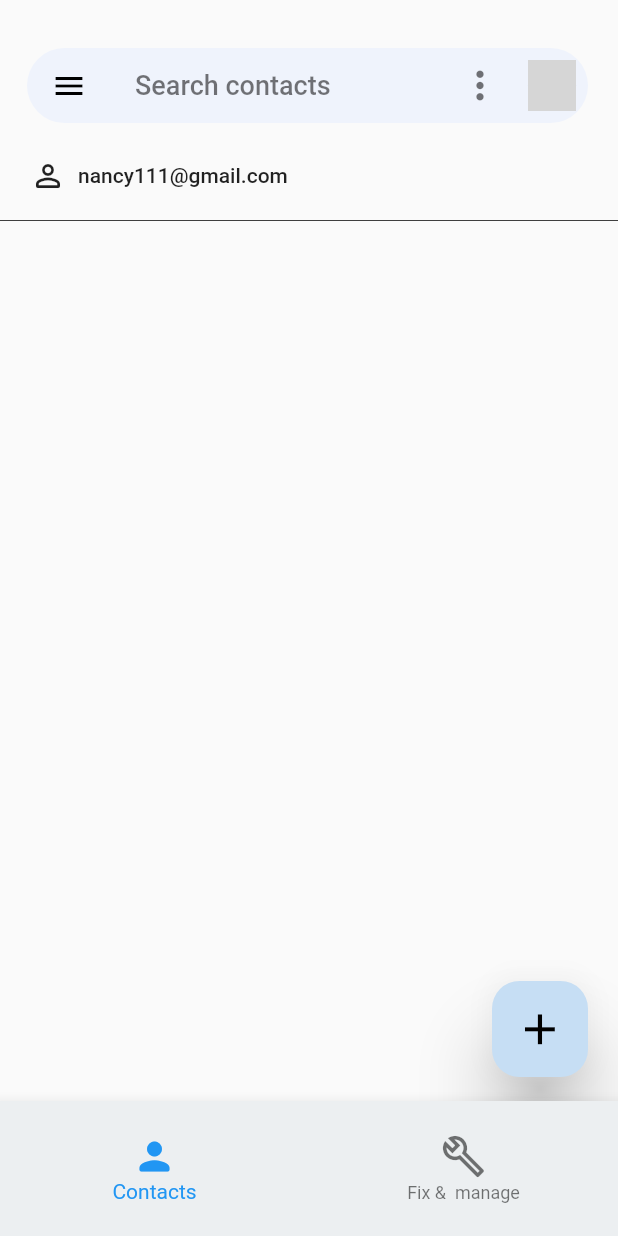
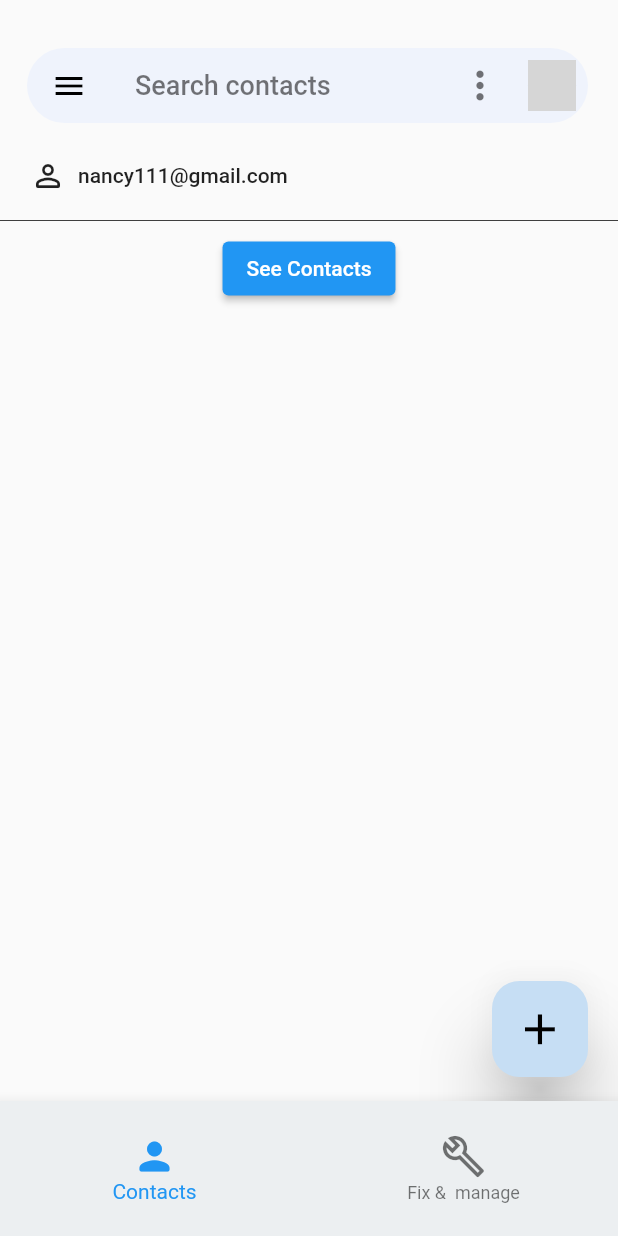
Before and after one commit to shivamgupta7837/gContactClone, a Flutter app: the screen it shows after launch, on a phone screen of 412 x 824 dp. Run offline on Flutter 3.47's test engine with Material 2 defaults, Android fonts, the phone set to English and light mode, and no system bars; our stand-ins replace contacts_service, image_picker, permission_handler; network calls fail; grey boxes are pictures that could not be loaded.

Commit message:
permission for read contacts

```diff
--- a/lib/Widget/drawer.dart
+++ b/lib/Widget/drawer.dart
@@ -56,7 +56,7 @@ class NavBar extends StatelessWidget {
               width: 10,
             ),
             Text(
-              globals.eailId,
+              globals.emailId,
               style: const TextStyle(fontSize: 14, fontWeight: FontWeight.w500),
             )
           ],
--- a/lib/globalVars/globals.dart
+++ b/lib/globalVars/globals.dart
@@ -1,2 +1,2 @@
 String profileImage = "https://previews.123rf.com/images/aurora72/aurora721606/aurora72160600004/59282566-avatar-girls-icon-woman-icon-illustration-face-of-female-icons-cartoon-style-isolated-woman-avatar-f.jpg?fj=1";
-String eailId = "nancy111@gmail.com";
+String emailId = "nancy111@gmail.com";
--- a/lib/screens/add_contact.dart
+++ b/lib/screens/add_contact.dart
@@ -6,8 +6,6 @@ import 'package:flutter/material.dart';
 import '../portraitContactWidgets/addPhotos.dart';
 
 class AddContact extends StatelessWidget {
-
-
 
   @override
   Widget build(BuildContext context) {
@@ -140,7 +138,7 @@ class AddContact extends StatelessWidget {
                 children: [
                      const BuildSavedto(),
                      SizedBox(height: 20,),
-                     const AddPhoto(),
+                      AddPhoto(),
                       const Text(
                   "Add photo",
                   style: TextStyle(fontSize: 16, fontWeight: FontWeight.w500),
--- a/lib/screens/home_page.dart
+++ b/lib/screens/home_page.dart
@@ -1,6 +1,5 @@
 import 'package:contacts/screens/phone_numbers.dart';
 import 'package:contacts/utils/fixAndManage.dart';
-import 'package:flutter/gestures.dart';
 import 'package:flutter/material.dart';
 
 class HomePage extends StatefulWidget {
@@ -19,8 +18,8 @@ class _HomePageState extends State<HomePage> {
       bottomNavigationBar: SizedBox(height: 90, child: _buildBottomNav()),
       body: PageView(
      physics: NeverScrollableScrollPhysics(),
-        controller: pageController, children: const [
-        const PhoneNumbers(),
+        controller: pageController, children:  [
+         PhoneNumbers(),
         FixManage(),
       ]),
     );
--- a/lib/screens/phone_numbers.dart
+++ b/lib/screens/phone_numbers.dart
@@ -1,11 +1,18 @@
+import 'package:contacts/Widget/phoneNumbers.dart';
 import 'package:contacts/Widget/drawer.dart';
 import 'package:flutter/material.dart';
 import 'package:contacts/Widget/search_bar_widget.dart';
+import 'package:permission_handler/permission_handler.dart';
 import '../globalVars/globals.dart' as globals;
 import 'add_contact.dart';
 
-class PhoneNumbers extends StatelessWidget {
-  const PhoneNumbers({Key? key}) ;
+
+class PhoneNumbers extends StatefulWidget {
+  @override
+  State<PhoneNumbers> createState() => _PhoneNumbersState();
+}
+
+class _PhoneNumbersState extends State<PhoneNumbers> {
 
   @override
   Widget build(BuildContext context) {
@@ -22,8 +29,11 @@ class PhoneNumbers extends StatelessWidget {
               borderRadius: BorderRadius.circular(16),
             ),
             onPressed: () {
-                Navigator.push(context,
-                    MaterialPageRoute(builder: (context) => AddContact()));
+              Navigator.push(
+                context,
+                MaterialPageRoute(builder: (context) => AddContact()),
+              );
+              //  ContactsService.openContactForm()
             },
             child: const Icon(Icons.add, color: Colors.black, size: 30),
           ),
@@ -31,7 +41,6 @@ class PhoneNumbers extends StatelessWidget {
       ),
       body: Column(
         children: [
-
           Container(
             height: 105,
             child: Stack(
@@ -53,7 +62,7 @@ class PhoneNumbers extends StatelessWidget {
                 width: 8,
               ),
               Text(
-                  globals.eailId,
+                globals.emailId,
                 style: const TextStyle(fontWeight: FontWeight.w500),
               ),
             ],
@@ -63,9 +72,31 @@ class PhoneNumbers extends StatelessWidget {
             color: Colors.black,
             thickness: 0.5,
           ),
-            // PhoneNumbers(),// incomplete....
+          Center(
+            child: ElevatedButton(
+              onPressed: () async {
+                _getPermission();
+              },
+              child: const Text('See Contacts'),
+            ),
+          )
         ],
       ),
     );
   }
+
+  void _getPermission() async {
+    //status can either denied,restricted,granted or permanent denied
+    final status = await Permission.contacts.status;
+    //we alredy give permission
+    if (status.isGranted) {
+     Navigator.push(context, MaterialPageRoute(builder: (context)=>ContactDetails()));
+    } else if (status.isDenied) {
+      //we didn't  ask for permission aready or we denied
+     print(" permission denied");
     }
+    if (await Permission.contacts.request().isGranted) {
+      print("permision was granted");
+    }
+  }
+}
--- a/lib/utils/buildSavedto.dart
+++ b/lib/utils/buildSavedto.dart
@@ -36,11 +36,11 @@ class BuildSavedto extends StatelessWidget {
                     SizedBox(
                       height: 40,
                       child: CircleAvatar(
-                        backgroundImage: NetworkImage(globals.profileImage),
+                        backgroundImage: NetworkImage(globals.profileImage),//
                       ),
                     ),
                      Text(
-                      globals.eailId,
+                      globals.emailId,
                       style: const TextStyle(
                           fontSize: 14,
                           color: Colors.black,
--- a/pubspec.yaml
+++ b/pubspec.yaml
@@ -36,7 +36,8 @@ dependencies:
   cupertino_icons: ^1.0.2
   bubble_bottom_bar: ^2.0.0
   image_picker: ^0.8.5+3
-
+  contacts_service: ^0.6.3
+  permission_handler: ^10.0.0
 
 dev_dependencies:
   flutter_test:
@@ -48,6 +49,7 @@ dev_dependencies:
   # package. See that file for information about deactivating specific lint
   # rules and activating additional ones.
   flutter_lints: ^2.0.0
+
 
 # For information on the generic Dart part of this file, see the
 # following page: https://dart.dev/tools/pub/pubspec
```
Also changed, not shown: lib/Widget/contact_details.dart (deleted, +0 -11 lines), lib/Widget/phoneNumbers.dart (added, +59 -0 lines), lib/portraitContactWidgets/addPhotos.dart (+79 -25 lines), pubspec.lock, 6 other files. Lines whose indentation alone changed are shown as unchanged.
